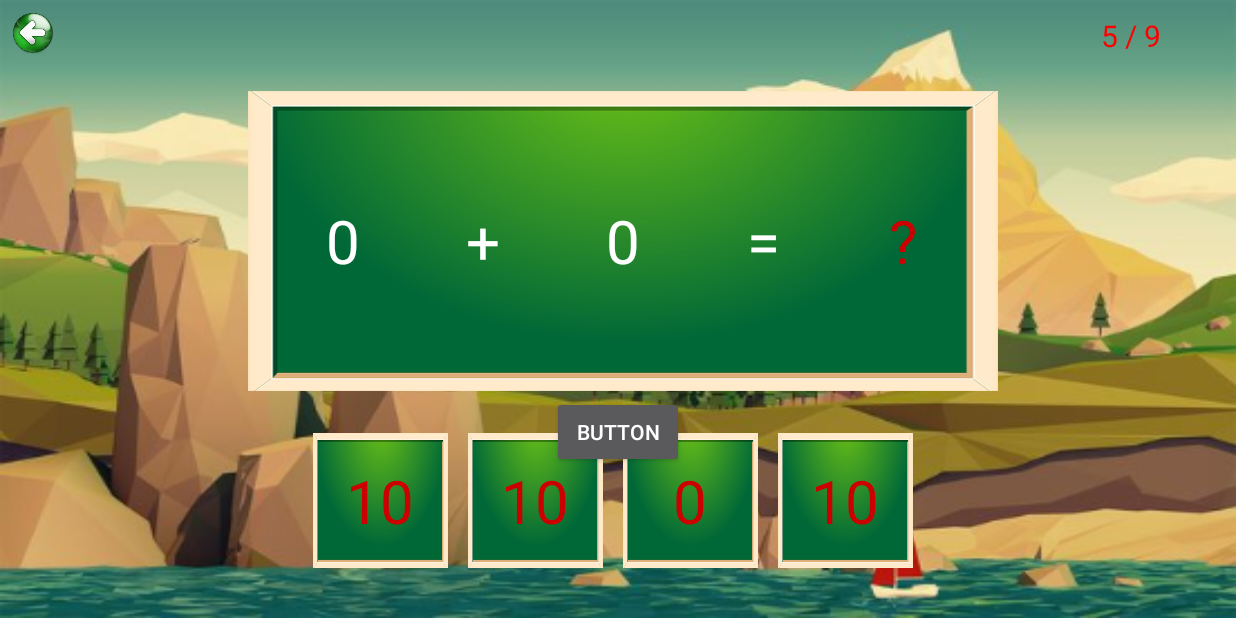
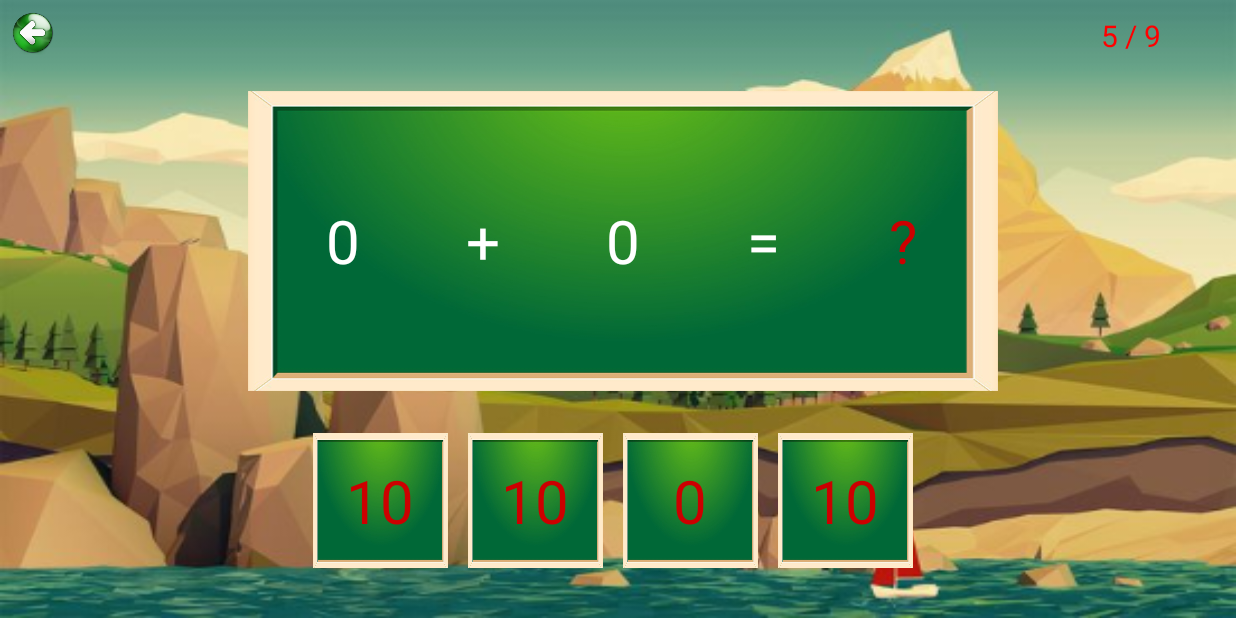
Before and after one commit to takama123/DoAnTN-Android, an Android app: the GameMainActivity screen opened directly, with no data from a screen before it, on a phone screen of 824 x 412 dp (held sideways). Run offline under Robolectric (Android 15) with nearby library versions, the phone set to English and light mode, and no system bars; 6 statements that could not run were skipped.

Commit message:
Merge remote-tracking branch 'origin/master'
# Conflicts:
#	a.txt

```diff
--- a/DoAnTN/app/src/main/AndroidManifest.xml
+++ b/DoAnTN/app/src/main/AndroidManifest.xml
@@ -23,9 +23,6 @@
             android:name=".ui.activity.GameMainActivity"
             android:screenOrientation="landscape"></activity>
         <activity
-            android:name=".ui.activity.GameLevelActivity"
-            android:screenOrientation="landscape"></activity>
-        <activity
             android:name=".ui.activity.SelectLevelGameActivity"
             android:screenOrientation="landscape"></activity>
     </application>
--- a/DoAnTN/app/src/main/assets/lop1.xml
+++ b/DoAnTN/app/src/main/assets/lop1.xml
@@ -1,5 +1,4 @@
 <?xml version="1.0"?>
-
 <ListLesson>
     <Lesson
         idLesson="1"
--- a/DoAnTN/app/src/main/java/com/example/computer/doantn/ui/activity/GameMainActivity.java
+++ b/DoAnTN/app/src/main/java/com/example/computer/doantn/ui/activity/GameMainActivity.java
@@ -82,24 +82,23 @@ public class GameMainActivity extends AppCompatActivity
 
     private void convertScene(Fragment fragment){
         FragmentManager manager = getSupportFragmentManager();
-
         manager.beginTransaction().replace(R.id.main_content,fragment,fragment.getTag())
             .commit();
     }
 
     @Override
     public void onFragmentInteraction(int idCauHoi) throws ParserConfigurationException, SAXException, IOException {
-        if (idCauHoi == 10){
+        if (idCauHoi == 10){//check cau hoi cuoi cung
             int levelOpen = gameLib.getMaxLevel(this, lop);
             if(Integer.parseInt(idLevel) == levelOpen){
                 gameLib.wirteFile(lop, levelOpen+1);
             }
+            gameLib.nextLevel(lop, this);
             finish();
         }else {
             soCauHoi.setText(idCauHoi + " / 10");
             doiManChoi();
         }
-
     }
 
     public void clickTest(View view) {
--- a/DoAnTN/app/src/main/res/layout/activity_game_main.xml
+++ b/DoAnTN/app/src/main/res/layout/activity_game_main.xml
@@ -7,18 +7,6 @@
     android:layout_height="match_parent"
     android:background="@mipmap/background"
     tools:context="com.example.computer.doantn.ui.activity.GameMainActivity">
-
-    <Button
-        android:text="Button"
-        android:layout_width="wrap_content"
-        android:layout_height="wrap_content"
-        android:id="@+id/btnNext"
-        android:onClick="clickTest"
-        android:layout_centerHorizontal="true"
-        android:layout_alignParentBottom="true"
-        android:layout_marginBottom="100dp"
-
-        />
 
     <RelativeLayout
         android:layout_width="wrap_content"
```
Also changed, not shown: DoAnTN/app/src/main/java/com/example/computer/doantn/bean/GameLib.java (+12 -0 lines), DoAnTN/app/src/main/java/com/example/computer/doantn/ui/activity/GameLevelActivity.java (deleted, +0 -17 lines), DoAnTN/app/src/main/java/com/example/computer/doantn/ui/activity/SelectLevelGameActivity.java (+14 -0 lines).
